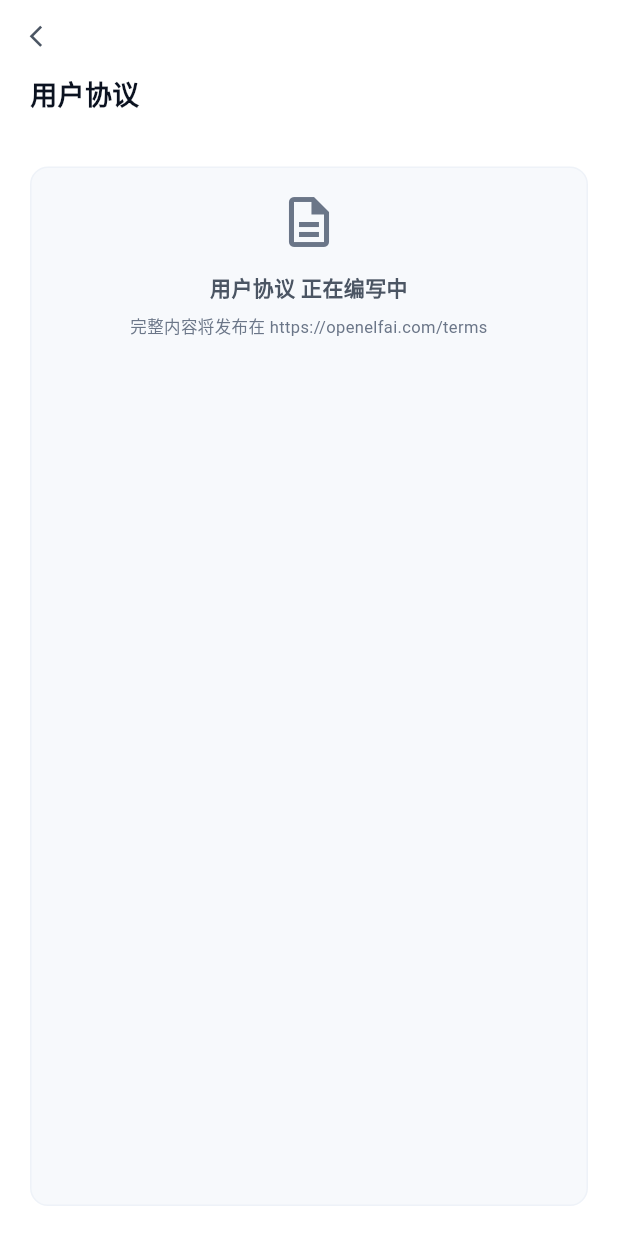
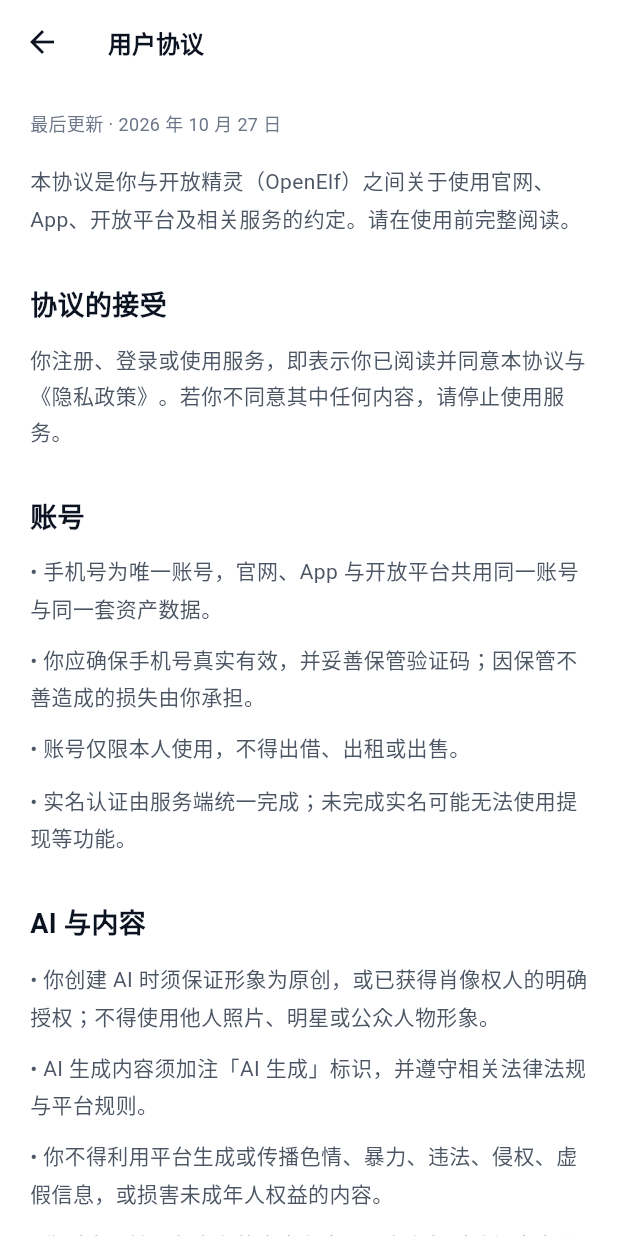
Before and after one commit to ZzunBao-ElfWord/openelfai, a Flutter app: the SettingsPage screen opened directly, after a tap on "用户协议", on a phone screen of 412 x 824 dp. Run offline on Flutter 3.47's test engine with Material 3 defaults, Android fonts, the phone set to English and light mode, and no system bars; our stand-ins replace app_links, audioplayers, flutter_secure_storage, image_picker, in_app_purchase, share_plus and 2 more; missing offline and left inert: dart:js_interop, in_app_purchase_storekit; accounts and stored records are empty.

Commit message:
feat(terms): show published user agreement in app and before login

```diff
--- /dev/null
+++ b/app/lib/compliance/user_agreement.dart
@@ -0,0 +1,71 @@
+/// Published operator text, checked 2026-10-27; only list/layout formatting changed.
+/// This snapshot does not approve the business model or implement withdrawal rules.
+class UserAgreement {
+  static const sourceUrl = 'https://openelfai.com/terms/';
+  static const updatedAt = '2026 年 10 月 27 日';
+  static const introduction =
+      '本协议是你与开放精灵（OpenElf）之间关于使用官网、App、开放平台及相关服务的约定。请在使用前完整阅读。';
+
+  static const sections = <UserAgreementSection>[
+    UserAgreementSection('协议的接受', [
+      '你注册、登录或使用服务，即表示你已阅读并同意本协议与《隐私政策》。若你不同意其中任何内容，请停止使用服务。',
+    ]),
+    UserAgreementSection('账号', [
+      '• 手机号为唯一账号，官网、App 与开放平台共用同一账号与同一套资产数据。',
+      '• 你应确保手机号真实有效，并妥善保管验证码；因保管不善造成的损失由你承担。',
+      '• 账号仅限本人使用，不得出借、出租或出售。',
+      '• 实名认证由服务端统一完成；未完成实名可能无法使用提现等功能。',
+    ]),
+    UserAgreementSection('AI 与内容', [
+      '• 你创建 AI 时须保证形象为原创，或已获得肖像权人的明确授权；不得使用他人照片、明星或公众人物形象。',
+      '• AI 生成内容须加注「AI 生成」标识，并遵守相关法律法规与平台规则。',
+      '• 你不得利用平台生成或传播色情、暴力、违法、侵权、虚假信息，或损害未成年人权益的内容。',
+      '• 你对自己输入与发布的内容负责；平台有权对违规内容进行下架、限制展示或删除。',
+    ]),
+    UserAgreementSection('资产与消费', [
+      '• 钻石是充值后的消费凭证，与人民币的固定比例为 10 钻石 = 1 元。',
+      '• 钻石仅可用于打赏、购买 AI 智能体、购买技能书等平台内消费，不可兑换为人民币，不可提现，不可转让。',
+      '• 技能书学习后即销毁，技能永久写入对应 AI；已学技能可消耗钻石遗忘，技能书不返还。',
+      '• AI 所有权仅支持转赠，不提供用户之间的寄售或转卖；AI 的技能、人格与作品随 AI 一并转移。',
+    ]),
+    UserAgreementSection('创作者收益', [
+      '• 用户打赏对应的创作者收益，按平台与创作者签署的劳务/服务协议结算，属于平台支付的服务费，不是将虚拟道具兑换回钱。',
+      '• 打赏服务费分成比例为 50%；收益经历 T+7 冷静期后进入可提现额度。',
+      '• 提现需完成实名认证、签署创作者服务协议，并满足最低提现额度；未签署协议无法提现。',
+      '• 收益不可转让、不可兑换为钻石，仅可按规则提现。',
+    ]),
+    UserAgreementSection('开放平台', [
+      '• 开发者与 App 使用同一手机号账号，共享同一钱包与 API Key。',
+      '• API Key 仅限本人使用，不得转售、共享或用于违法用途。',
+      '• 调用按实际消耗计费；余额不足时服务将停止。你不得绕过计费、攻击网关或滥用模型服务。',
+      '• 开发者技能须遵守技能规范，不得包含违法内容、读取用户隐私或绕过平台计费；平台保留下架违规技能的权限。',
+    ]),
+    UserAgreementSection('知识产权', [
+      '• 你对你上传的原创内容享有权利，并授权平台为提供服务进行必要的存储、展示与分发。',
+      '• 官方首发 AI 的角色 IP 归平台或被授权方所有；NFT 持有者获得该 AI 的使用权与内容收益权，不获得角色 IP 本身的所有权。',
+      '• 平台界面、文案、商标与代码归平台所有，未经许可不得使用。',
+    ]),
+    UserAgreementSection('违规处理', [
+      '如你违反本协议或法律法规，平台可采取警告、内容下架、限制功能、冻结资产、封禁账号等措施；涉嫌违法的，依法移交有关部门。已售出的技能书不因违规下架而退款。',
+    ]),
+    UserAgreementSection('免责与责任限制', [
+      '• 服务按现状提供；因网络、设备、第三方服务或不可抗力导致的中断，平台将在合理范围内协助恢复。',
+      '• AI 生成内容不构成专业建议；请理性判断并自行承担使用后果。',
+      '• 在法律允许的范围内，平台对间接损失不承担责任。',
+    ]),
+    UserAgreementSection('协议变更与争议', [
+      '• 平台可基于业务与法律要求更新本协议，并在本页与 App 内公布。',
+      '• 本协议适用中华人民共和国法律；争议先友好协商，协商不成提交平台所在地有管辖权的人民法院。',
+    ]),
+    UserAgreementSection('联系我们', [
+      '协议相关事宜，请联系 support@openelfai.com。',
+      '本协议与 App 内「设置 - 用户协议」为同一份文本的不同展示端，更新时同步替换；如有差异，以更新日期较新的版本为准。',
+    ]),
+  ];
+}
+
+class UserAgreementSection {
+  final String title;
+  final List<String> paragraphs;
+  const UserAgreementSection(this.title, this.paragraphs);
+}
--- a/app/lib/pages/login_page.dart
+++ b/app/lib/pages/login_page.dart
@@ -16,6 +16,7 @@
 import '../widgets/common.dart';
 import 'home_shell.dart';
 import 'privacy_policy_page.dart';
+import 'user_agreement_page.dart';
 
 /// 登录页：手机号 + 短信验证码（服务端下发）。
 class LoginPage extends StatefulWidget {
@@ -419,6 +420,14 @@
                   ),
                   child: const Text('阅读隐私政策'),
                 ),
+                TextButton(
+                  key: const ValueKey('login-open-terms'),
+                  onPressed: () => Navigator.of(context).push(
+                    MaterialPageRoute(
+                        builder: (_) => const UserAgreementPage()),
+                  ),
+                  child: const Text('阅读用户协议'),
+                ),
               ],
             ),
             ),
--- a/app/lib/pages/settings_page.dart
+++ b/app/lib/pages/settings_page.dart
@@ -9,6 +9,7 @@
 import 'wallet_page.dart';
 import 'account_deletion_page.dart';
 import 'privacy_policy_page.dart';
+import 'user_agreement_page.dart';
 
 /// 设置页：账号信息、隐私政策、退出登录、删除账号。
 class SettingsPage extends StatelessWidget {
@@ -361,6 +362,12 @@
   // —— 交互 ——
 
   void _openPolicy(BuildContext ctx, PolicyKind kind) {
+    if (kind == PolicyKind.terms) {
+      Navigator.of(ctx).push(
+        MaterialPageRoute(builder: (_) => const UserAgreementPage()),
+      );
+      return;
+    }
     if (kind == PolicyKind.privacy) {
       Navigator.of(ctx).push(
         MaterialPageRoute(builder: (_) => const PrivacyPolicyPage()),
--- /dev/null
+++ b/app/lib/pages/user_agreement_page.dart
@@ -0,0 +1,66 @@
+import 'package:flutter/material.dart';
+import '../compliance/user_agreement.dart';
+import '../theme.dart';
+
+/// Website agreement snapshot, readable before login without fetching a webpage.
+class UserAgreementPage extends StatelessWidget {
+  const UserAgreementPage({super.key});
+
+  @override
+  Widget build(BuildContext context) => Scaffold(
+        backgroundColor: AppColors.bg,
+        appBar: AppBar(
+          title: const Text('用户协议'),
+          backgroundColor: AppColors.bg,
+          foregroundColor: AppColors.text,
+        ),
+        body: SafeArea(
+          top: false,
+          child: SelectionArea(
+            child: SingleChildScrollView(
+              key: const ValueKey('user-agreement-scroll'),
+              padding: const EdgeInsets.fromLTRB(20, 16, 20, 32),
+              child: Center(
+                child: ConstrainedBox(
+                  constraints: const BoxConstraints(maxWidth: 760),
+                  child: Column(
+                    crossAxisAlignment: CrossAxisAlignment.start,
+                    children: [
+                      Text('最后更新 · ${UserAgreement.updatedAt}',
+                          style: TextStyle(
+                              color: AppColors.textMuted, fontSize: 12)),
+                      const SizedBox(height: 16),
+                      _paragraph(UserAgreement.introduction),
+                      for (final section in UserAgreement.sections) ...[
+                        const SizedBox(height: 20),
+                        Semantics(
+                          header: true,
+                          child: Text(section.title,
+                              style: TextStyle(
+                                  fontSize: 18,
+                                  fontWeight: FontWeight.w700,
+                                  color: AppColors.text)),
+                        ),
+                        const SizedBox(height: 10),
+                        for (final text in section.paragraphs) _paragraph(text),
+                      ],
+                      const SizedBox(height: 20),
+                      Text('官网原文：${UserAgreement.sourceUrl}',
+                          style: TextStyle(
+                              fontSize: 12, color: AppColors.textMuted)),
+                    ],
+                  ),
+                ),
+              ),
+            ),
+          ),
+        ),
+      );
+
+  Widget _paragraph(String text) => Padding(
+        padding: const EdgeInsets.only(bottom: 10),
+        child: Text(text,
+            style:
+                TextStyle(fontSize: 14, height: 1.7, color: AppColors.textSub)),
+      );
+}
```
Also changed, not shown: 1 other file.
